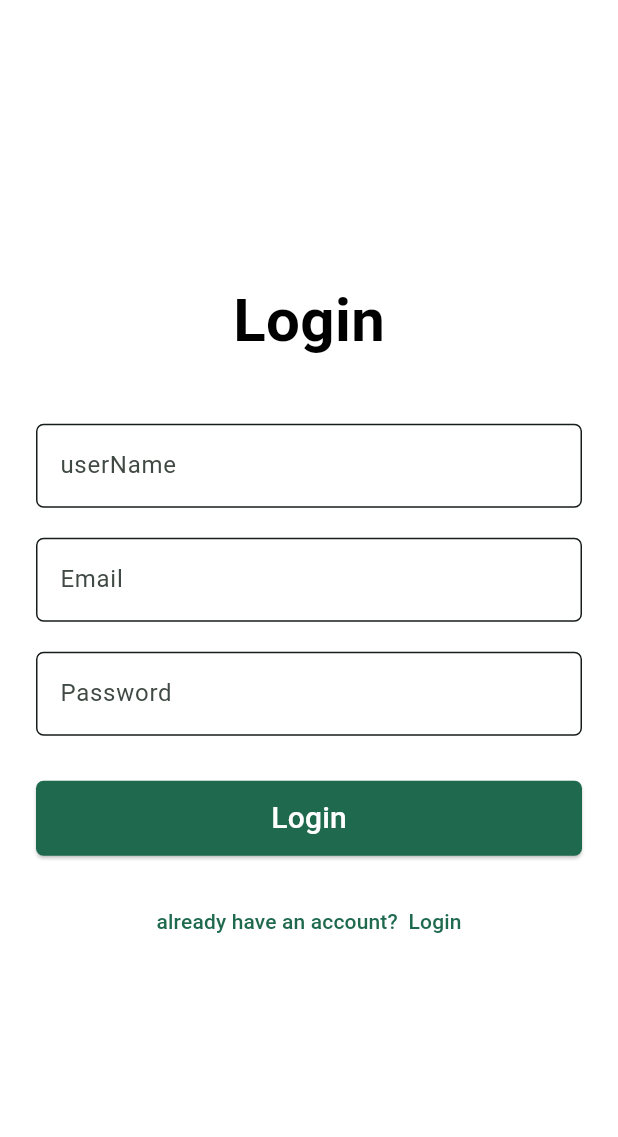
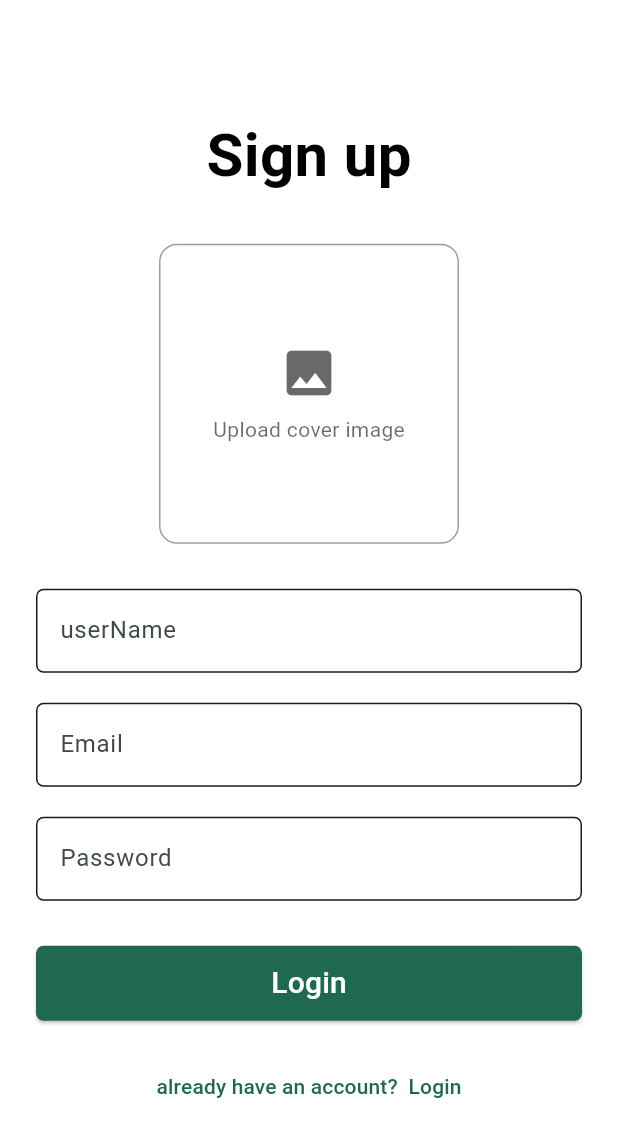
Before and after one commit to AyushGuptaDev/expenseTracker_frontend, a Flutter app: the SignupScreen screen opened directly, on a phone screen of 412 x 824 dp. Shown: the top 1137 px of the screen. Run offline on Flutter 3.47's test engine with Material 3 defaults, Android fonts, the phone set to English and light mode, and no system bars; our stand-ins replace cookie_jar, dio, dio_cookie_manager, flutter_dotenv, image_picker.

Commit message:
till signup screen

```diff
--- a/lib/Screen/signup_screen.dart
+++ b/lib/Screen/signup_screen.dart
@@ -1,14 +1,32 @@
+import 'package:expense_tracker_with_node/api_calls/authentication.dart';
+import 'package:expense_tracker_with_node/widgets/image_box.dart';
 import 'package:flutter/material.dart';
 
-class SignupScreen extends StatelessWidget {
+class SignupScreen extends StatefulWidget {
   const SignupScreen({super.key});
 
   @override
+  State<SignupScreen> createState() => _SignupScreenState();
+}
+
+class _SignupScreenState extends State<SignupScreen> {
+  final emailController = TextEditingController();
+  final usernameController = TextEditingController();
+  final passwordController = TextEditingController();
+
+  final ValueNotifier<String?> imagePathNotifier = ValueNotifier(null);
+
+  @override
+  void dispose() {
+    emailController.dispose();
+    passwordController.dispose();
+    usernameController.dispose();
+    imagePathNotifier.dispose();
+    super.dispose();
+  }
+
+  @override
   Widget build(BuildContext context) {
-    final emailController = TextEditingController();
-    final usernameController = TextEditingController();
-    final passwordController = TextEditingController();
-
     return Scaffold(
       body: Padding(
         padding: const EdgeInsets.symmetric(horizontal: 24),
@@ -18,12 +36,16 @@ class SignupScreen extends StatelessWidget {
               mainAxisAlignment: MainAxisAlignment.center,
               children: [
                 const Text(
-                  "Login",
+                  "Sign up",
                   style: TextStyle(fontSize: 40, fontWeight: FontWeight.bold),
                   maxLines: 1,
                 ),
 
-                const SizedBox(height: 40),
+                const SizedBox(height: 30),
+
+                ImageBox(imagePathNotifier: imagePathNotifier),
+
+                const SizedBox(height: 30),
 
                 TextField(
                   controller: usernameController,
@@ -103,7 +125,13 @@ class SignupScreen extends StatelessWidget {
                   width: double.infinity,
                   child: ElevatedButton(
                     onPressed: () {
-                      //TODO: add sisgnup function
+                      ApiAuthentication.signUpUser(
+                        context: context,
+                        userName: usernameController.text.trim(),
+                        email: emailController.text.trim(),
+                        password: passwordController.text.trim(),
+                        imagePathNotifier: imagePathNotifier,
+                      );
                     },
                     style: ElevatedButton.styleFrom(
                       backgroundColor: Theme.of(context).colorScheme.primary,
@@ -117,10 +145,10 @@ class SignupScreen extends StatelessWidget {
                 ),
 
                 const SizedBox(height: 20),
-                //Spacer(),
+
                 TextButton(
                   onPressed: () {
-                    // TODO: Navigate to login screen
+                    Navigator.pop(context);
                   },
                   child: const Text("already have an account?  Login"),
                 ),
--- a/lib/dio_function.dart
+++ b/lib/dio_function.dart
@@ -14,7 +14,6 @@ Future<void> setupDio() async {
   final String cookiePath = "${appDoDir.path}/.cookies/";
 
   final String baseurl = dotenv.env['BASE_URL']!;
-  print("dotenvUrl  $baseurl");
 
   final cookieJar = PersistCookieJar(
     storage: FileStorage(cookiePath),
--- /dev/null
+++ b/lib/widgets/image_box.dart
@@ -0,0 +1,58 @@
+import 'dart:io';
+
+import 'package:expense_tracker_with_node/widgets/image_picker.dart';
+import 'package:flutter/material.dart';
+
+class ImageBox extends StatelessWidget {
+  const ImageBox({super.key, required this.imagePathNotifier});
+
+  final ValueNotifier<String?> imagePathNotifier;
+
+  @override
+  Widget build(BuildContext context) {
+    final theme = Theme.of(context);
+    return GestureDetector(
+      onTap: () {
+        showImagePicker(context, imagePathNotifier);
+      },
+      child: ValueListenableBuilder<String?>(
+        valueListenable: imagePathNotifier,
+        builder: (context, path, _) {
+          return Container(
+            height: 200,
+            width: 200,
+            decoration: BoxDecoration(
+              borderRadius: BorderRadius.circular(12),
+              border: Border.all(color: Colors.grey),
+            ),
+            child:
+                path != null
+                    ? ClipRRect(
+                      borderRadius: BorderRadius.circular(12),
+                      child: Image.file(File(path), fit: BoxFit.cover),
+                    )
+                    : Column(
+                      mainAxisAlignment: MainAxisAlignment.center,
+                      children: [
+                        Icon(
+                          Icons.image,
+                          size: 40,
+                          color: theme.iconTheme.color?.withAlpha(150),
+                        ),
+                        const SizedBox(height: 8),
+                        Text(
+                          "Upload cover image",
+                          style: TextStyle(
+                            color: theme.textTheme.bodySmall?.color?.withAlpha(
+                              150,
+                            ),
+                          ),
+                        ),
+                      ],
+                    ),
+          );
+        },
+      ),
+    );
+  }
+}
--- a/pubspec.yaml
+++ b/pubspec.yaml
@@ -44,6 +44,7 @@ dependencies:
   path_provider: ^2.1.5
   image_picker: ^1.1.2
   flutter_dotenv: ^5.2.1
+  path: ^1.9.1
 
 dev_dependencies:
   flutter_test:
```
Also changed, not shown: lib/Screen/login_screen.dart (+30 -9 lines), lib/api_calls/authentication.dart (+60 -5 lines), lib/widgets/image_picker.dart (added, +108 -0 lines), pubspec.lock.
